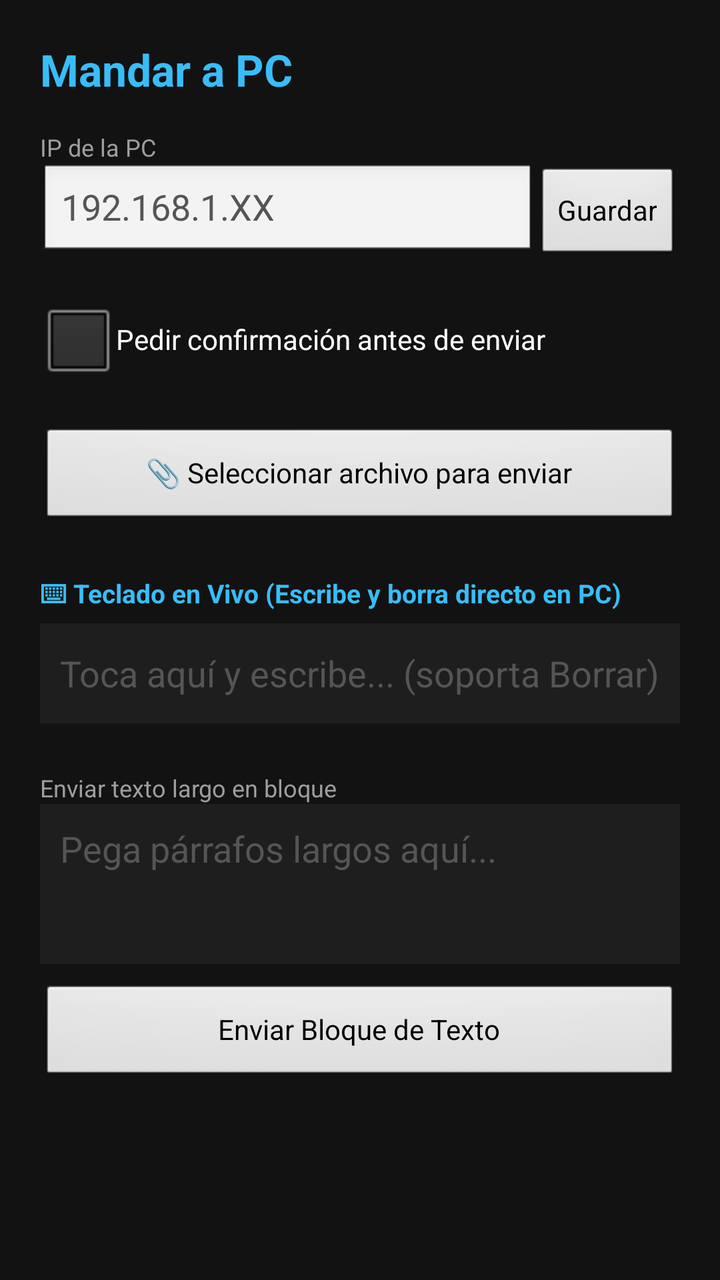
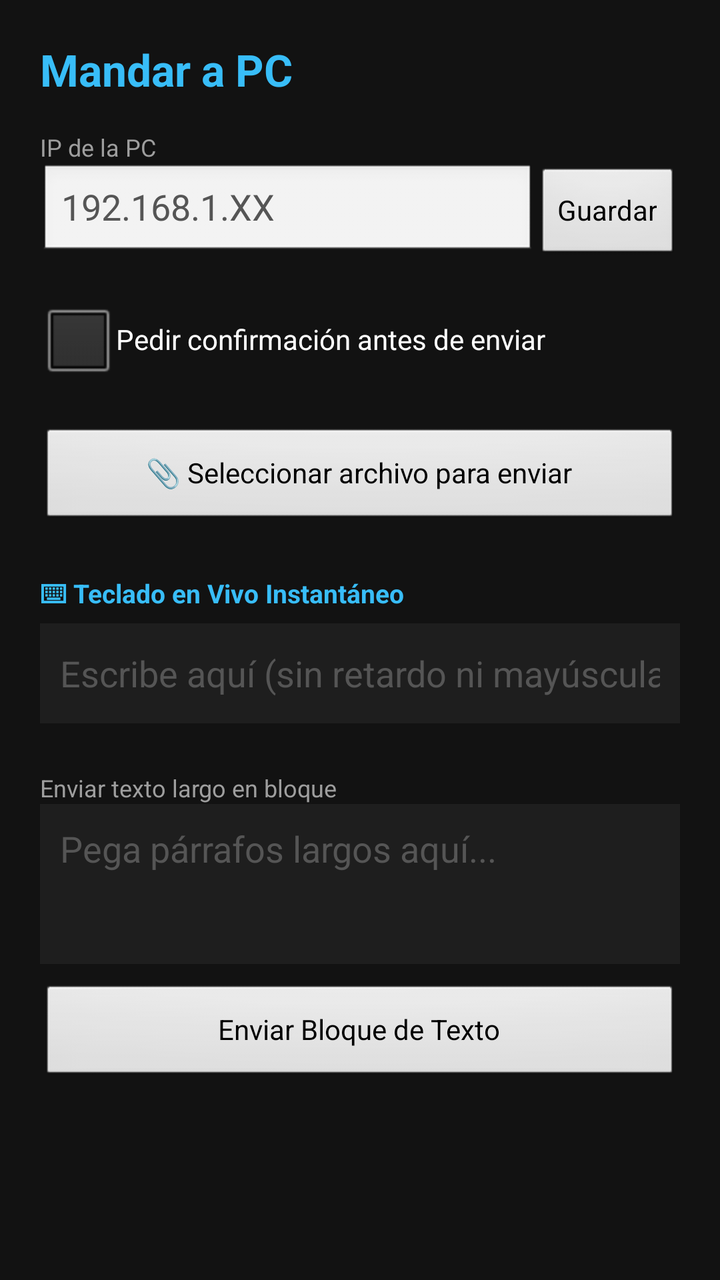

The first picture is an Android layout as it rendered before a commit; the second is the same layout after the commit. The layout source and the unified diff follow.
<!-- AndroidManifest.xml: application theme android:Theme.Translucent.NoTitleBar -->
<!-- res/layout/activity_main.xml -->
<?xml version="1.0" encoding="utf-8"?>
<ScrollView xmlns:android="http://schemas.android.com/apk/res/android"
    android:layout_width="match_parent"
    android:layout_height="match_parent"
    android:background="#121212"
    android:padding="20dp">

    <LinearLayout
        android:layout_width="match_parent"
        android:layout_height="wrap_content"
        android:orientation="vertical">

        <TextView
            android:layout_width="wrap_content"
            android:layout_height="wrap_content"
            android:text="Mandar a PC"
            android:textColor="#38BDF8"
            android:textSize="22sp"
            android:textStyle="bold"
            android:layout_marginBottom="16dp" />

        
        <LinearLayout
            android:id="@+id/cardConfirmacion"
            android:layout_width="match_parent"
            android:layout_height="wrap_content"
            android:orientation="vertical"
            android:background="#1E293B"
            android:padding="16dp"
            android:visibility="gone"
            android:layout_marginBottom="20dp">

            <TextView
                android:layout_width="wrap_content"
                android:layout_height="wrap_content"
                android:text="Archivo Listo Para Enviar"
                android:textColor="#38BDF8"
                android:textSize="14sp"
                android:textStyle="bold" />

            <TextView
                android:id="@+id/txtNombreArchivo"
                android:layout_width="wrap_content"
                android:layout_height="wrap_content"
                android:text="archivo.ext"
                android:textColor="#FFFFFF"
                android:textSize="16sp"
                android:layout_marginTop="8dp" />

            <TextView
                android:id="@+id/txtTamanoArchivo"
                android:layout_width="wrap_content"
                android:layout_height="wrap_content"
                android:text="Peso: 0 KB"
                android:textColor="#94A3B8"
                android:textSize="13sp"
                android:layout_marginBottom="12dp" />

            <LinearLayout
                android:layout_width="match_parent"
                android:layout_height="wrap_content"
                android:orientation="horizontal">

                <Button
                    android:id="@+id/btnCancelarEnvio"
                    android:layout_width="0dp"
                    android:layout_height="wrap_content"
                    android:layout_weight="1"
                    android:text="Cancelar"
                    android:layout_marginEnd="8dp" />

                <Button
                    android:id="@+id/btnConfirmarEnvio"
                    android:layout_width="0dp"
                    android:layout_height="wrap_content"
                    android:layout_weight="1"
                    android:text="Enviar" />
            </LinearLayout>
        </LinearLayout>

        
        <TextView
            android:layout_width="wrap_content"
            android:layout_height="wrap_content"
            android:text="IP de la PC"
            android:textColor="#9E9E9E"
            android:textSize="12sp" />

        <LinearLayout
            android:layout_width="match_parent"
            android:layout_height="wrap_content"
            android:orientation="horizontal"
            android:layout_marginBottom="16dp">

            <EditText
                android:id="@+id/txtIp"
                android:layout_width="0dp"
                android:layout_height="wrap_content"
                android:layout_weight="1"
                android:hint="192.168.1.XX"
                android:textColor="#FFFFFF"
                android:textColorHint="#555555" />

            <Button
                android:id="@+id/btnGuardarIp"
                android:layout_width="wrap_content"
                android:layout_height="wrap_content"
                android:text="Guardar" />
        </LinearLayout>

        
        <CheckBox
            android:id="@+id/chkConfirmar"
            android:layout_width="match_parent"
            android:layout_height="wrap_content"
            android:text="Pedir confirmación antes de enviar"
            android:textColor="#FFFFFF"
            android:textSize="14sp"
            android:layout_marginBottom="20dp" />

        
        <Button
            android:id="@+id/btnSeleccionarArchivo"
            android:layout_width="match_parent"
            android:layout_height="50dp"
            android:text="📎 Seleccionar archivo para enviar"
            android:layout_marginBottom="24dp" />

        
        <TextView
            android:layout_width="wrap_content"
            android:layout_height="wrap_content"
            android:text="⌨ Teclado en Vivo (Escribe y borra directo en PC)"
            android:textColor="#38BDF8"
            android:textSize="13sp"
            android:textStyle="bold" />

        <EditText
            android:id="@+id/txtTecladoEnVivo"
            android:layout_width="match_parent"
            android:layout_height="50dp"
            android:background="#1E1E1E"
            android:padding="10dp"
            android:hint="Toca aquí y escribe... (soporta Borrar)"
            android:textColor="#FFFFFF"
            android:textColorHint="#555555"
            android:layout_marginTop="6dp"
            android:layout_marginBottom="24dp" />

        
        <TextView
            android:layout_width="wrap_content"
            android:layout_height="wrap_content"
            android:text="Enviar texto largo en bloque"
            android:textColor="#9E9E9E"
            android:textSize="12sp" />

        <EditText
            android:id="@+id/txtMensaje"
            android:layout_width="match_parent"
            android:layout_height="80dp"
            android:gravity="top|start"
            android:background="#1E1E1E"
            android:padding="10dp"
            android:hint="Pega párrafos largos aquí..."
            android:textColor="#FFFFFF"
            android:textColorHint="#555555"
            android:layout_marginBottom="10dp" />

        <Button
            android:id="@+id/btnEnviarTexto"
            android:layout_width="match_parent"
            android:layout_height="50dp"
            android:text="Enviar Bloque de Texto" />

    </LinearLayout>
</ScrollView>
<!-- resources referenced by this layout -->
<resources>

</resources>

<!-- the commit's change to res/layout/activity_main.xml (unified diff, before → after) -->
@@ -108,7 +108,6 @@
                 android:text="Guardar" />
         </LinearLayout>
 
-        
         <CheckBox
             android:id="@+id/chkConfirmar"
             android:layout_width="match_parent"
@@ -118,7 +117,6 @@
             android:textSize="14sp"
             android:layout_marginBottom="20dp" />
 
-        
         <Button
             android:id="@+id/btnSeleccionarArchivo"
             android:layout_width="match_parent"
@@ -130,7 +128,7 @@
         <TextView
             android:layout_width="wrap_content"
             android:layout_height="wrap_content"
-            android:text="⌨ Teclado en Vivo (Escribe y borra directo en PC)"
+            android:text="⌨ Teclado en Vivo Instantáneo"
             android:textColor="#38BDF8"
             android:textSize="13sp"
             android:textStyle="bold" />
@@ -141,9 +139,10 @@
             android:layout_height="50dp"
             android:background="#1E1E1E"
             android:padding="10dp"
-            android:hint="Toca aquí y escribe... (soporta Borrar)"
+            android:hint="Escribe aquí (sin retardo ni mayúsculas forzadas)..."
             android:textColor="#FFFFFF"
             android:textColorHint="#555555"
+            android:inputType="textVisiblePassword|textNoSuggestions"
             android:layout_marginTop="6dp"
             android:layout_marginBottom="24dp" />
 
